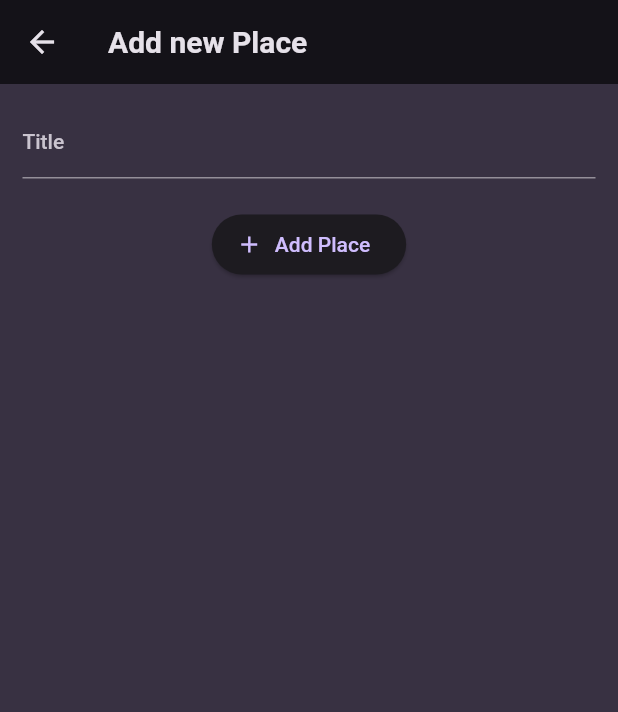
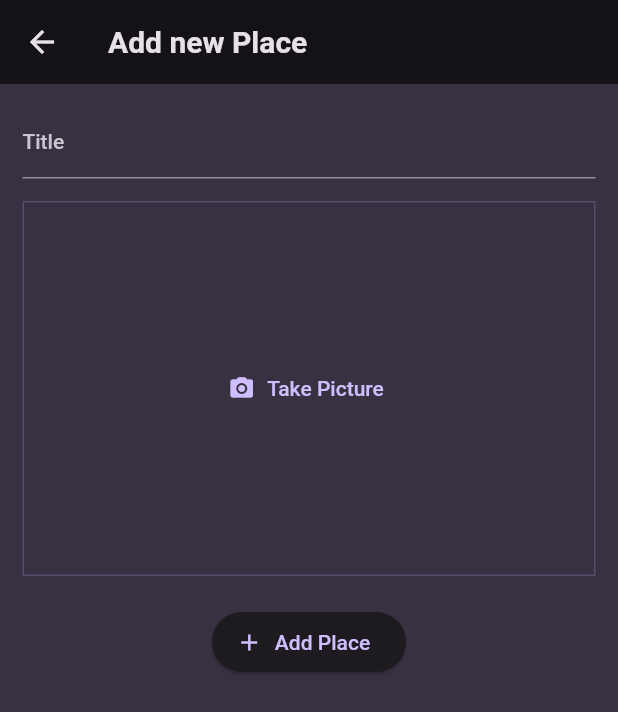
Before and after one commit to musamairshad/Favorite-Places, a Flutter app: the AddPlaceScreen screen opened directly, on a phone screen of 412 x 824 dp. Shown: the top 712 px of the screen. Run offline on Flutter 3.47's test engine with Material 2 defaults, Android fonts, the phone set to English and light mode, and no system bars; our stand-ins replace flutter_riverpod, google_fonts.

Commit message:
add_place.dart is modified.

```diff
--- a/lib/screens/add_place.dart
+++ b/lib/screens/add_place.dart
@@ -1,6 +1,7 @@
 import 'package:flutter/material.dart';
 import 'package:flutter_riverpod/flutter_riverpod.dart';
 import 'package:favorite_places/providers/user_places.dart';
+import 'package:favorite_places/widgets/image_input.dart';
 
 // Before it was a StatefulWidget.
 class AddPlaceScreen extends ConsumerStatefulWidget {
@@ -49,6 +50,8 @@ class _AddPlaceScreenState extends ConsumerState<AddPlaceScreen> {
               ),
               controller: _titleController,
             ),
+            const SizedBox(height: 15),
+            const ImageInput(),
             const SizedBox(height: 20.0),
             ElevatedButton.icon(
               onPressed: _savePlace,
```
